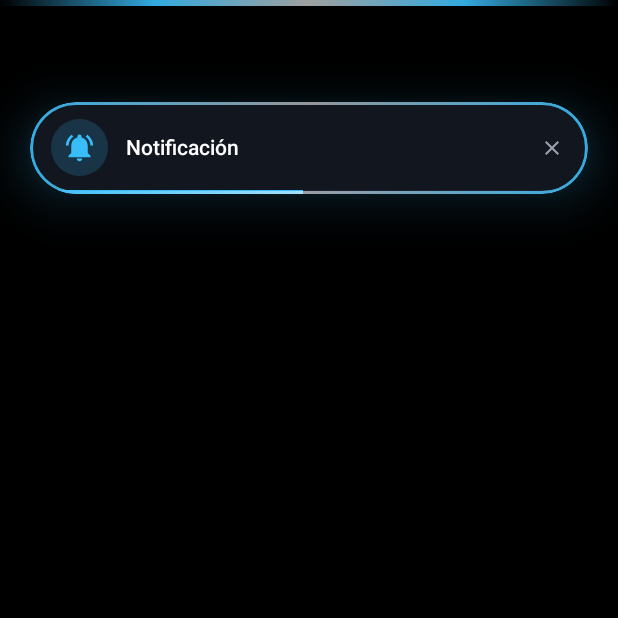
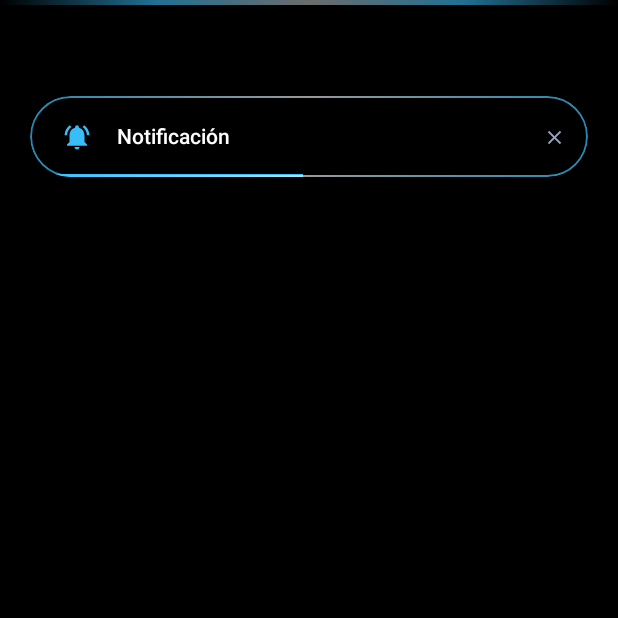
Before and after one commit to Rhoudon07/briefwake-popup, an Android app built with Jetpack Compose: the BriefPopupActivity screen opened directly, with no data from a screen before it, on a phone screen of 412 x 824 dp, the top half of it. Run offline under Robolectric (Android 15) with nearby library versions, the phone set to English and light mode, and no system bars.

Commit message:
feat: optimize popup display to match screen-off AOD/charging indicator style without wake glow

```diff
--- a/app/src/main/java/com/appna/briefpopup/BriefPopupActivity.kt
+++ b/app/src/main/java/com/appna/briefpopup/BriefPopupActivity.kt
@@ -92,7 +92,7 @@ class BriefPopupActivity : ComponentActivity() {
         super.onCreate(savedInstanceState)
         isUserInteracted = false
 
-        configureLockScreenAndFullscreen()
+        configureAodLockScreenMode()
         extractIntentData(intent)
         acquireTemporaryWakeLock()
 
@@ -125,7 +125,6 @@ class BriefPopupActivity : ComponentActivity() {
                     turnOffScreenAndFinish()
                 },
                 onTimeoutExpired = {
-                    // Si el usuario ya interactuó tocando la pastilla, NO apagar la pantalla
                     if (!isUserInteracted) {
                         turnOffScreenAndFinish()
                     }
@@ -152,7 +151,14 @@ class BriefPopupActivity : ComponentActivity() {
         triggerTimestampState = intent.getLongExtra(EXTRA_TIMESTAMP, System.currentTimeMillis())
     }
 
-    private fun configureLockScreenAndFullscreen() {
+    /**
+     * Configuración idéntica a la pantalla AOD (Always-On Display) o texto de carga con pantalla apagada.
+     * En paneles OLED/AMOLED (Samsung Galaxy y similares):
+     * - El fondo #000000 mantiene el 99% de los píxeles físicamente apagados con consumo casi nulo.
+     * - Brillo ultra bajo y tenue (screenBrightness = 0.03f) para que parezca que la pantalla sigue apagada,
+     *   iluminando exclusivamente las letras/pastilla igual que la animación de carga de batería.
+     */
+    private fun configureAodLockScreenMode() {
         if (Build.VERSION.SDK_INT >= Build.VERSION_CODES.O_MR1) {
             setShowWhenLocked(true)
             setTurnScreenOn(true)
@@ -162,6 +168,15 @@ class BriefPopupActivity : ComponentActivity() {
             WindowManager.LayoutParams.FLAG_SHOW_WHEN_LOCKED or
                 WindowManager.LayoutParams.FLAG_TURN_SCREEN_ON
         )
+
+        // Brillo mínimo tipo AOD para que la pantalla no dé destello ni se vea encendida
+        val layoutParams = window.attributes
+        layoutParams.screenBrightness = 0.035f
+        if (Build.VERSION.SDK_INT >= Build.VERSION_CODES.P) {
+            layoutParams.layoutInDisplayCutoutMode =
+                WindowManager.LayoutParams.LAYOUT_IN_DISPLAY_CUTOUT_MODE_SHORT_EDGES
+        }
+        window.attributes = layoutParams
 
         WindowCompat.setDecorFitsSystemWindows(window, false)
         WindowInsetsControllerCompat(window, window.decorView).let { controller ->
@@ -178,9 +193,9 @@ class BriefPopupActivity : ComponentActivity() {
             val durationSec = AppPreferences.getDurationSeconds(this)
             val pm = getSystemService(Context.POWER_SERVICE) as PowerManager
             wakeLock = pm.newWakeLock(
-                PowerManager.SCREEN_BRIGHT_WAKE_LOCK or
+                PowerManager.SCREEN_DIM_WAKE_LOCK or
                     PowerManager.ACQUIRE_CAUSES_WAKEUP,
-                "BriefWakePopup::ScreenOffBriefWakeLock"
+                "BriefWakePopup::AodScreenOffWakeLock"
             ).apply {
                 acquire((durationSec + 1) * 1000L)
             }
@@ -200,15 +215,16 @@ class BriefPopupActivity : ComponentActivity() {
     }
 
     /**
-     * El usuario tocó la pastilla de notificación emergente:
-     * 1. Mantiene la pantalla encendida.
-     * 2. Solicita al sistema el desbloqueo (requestDismissKeyguard) permitiendo huella, rostro o PIN.
-     * 3. Abre la app/conversación correspondiente sin apagar la pantalla.
+     * Si el usuario toca la pastilla:
+     * Restablece el brillo normal y solicita el desbloqueo (huella, rostro o PIN).
      */
     private fun openNotificationAndProceedUnlock() {
         isUserInteracted = true
 
-        // Mantener la pantalla encendida para el proceso de desbloqueo e interacción
+        // Restaurar brillo estándar del sistema al interactuar
+        val layoutParams = window.attributes
+        layoutParams.screenBrightness = WindowManager.LayoutParams.BRIGHTNESS_OVERRIDE_NONE
+        window.attributes = layoutParams
         window.addFlags(WindowManager.LayoutParams.FLAG_KEEP_SCREEN_ON)
 
         val keyguardManager = getSystemService(Context.KEYGUARD_SERVICE) as KeyguardManager
@@ -241,7 +257,6 @@ class BriefPopupActivity : ComponentActivity() {
                     }
 
                     override fun onDismissCancelled() {
-                        // El usuario canceló el desbloqueo explícitamente: cerramos
                         releaseWakeLock()
                         finish()
                         overridePendingTransition(0, 0)
@@ -258,15 +273,13 @@ class BriefPopupActivity : ComponentActivity() {
     }
 
     /**
-     * NO se interactuó con la notificación (o se tocó la X para descartar):
-     * Apaga la pantalla inmediatamente para ahorrar batería.
+     * Apaga la pantalla sin transiciones al expirar el tiempo del resumen o tocar cerrar
      */
     private fun turnOffScreenAndFinish() {
         if (isUserInteracted) return
 
         releaseWakeLock()
 
-        // 1. Limpiar flags para no forzar la pantalla encendida en el LockScreen
         try {
             if (Build.VERSION.SDK_INT >= Build.VERSION_CODES.O_MR1) {
                 setTurnScreenOn(false)
@@ -278,13 +291,12 @@ class BriefPopupActivity : ComponentActivity() {
             )
         } catch (_: Exception) {}
 
-        // 2. Apagar pantalla forzosamente mediante Accesibilidad (simula botón de encendido sin afectar biometría)
+        // Apagar inmediatamente simulando el botón físico (sin deshabilitar biometría)
         var screenTurnedOff = false
         if (BriefAccessibilityService.isRunning()) {
             screenTurnedOff = BriefAccessibilityService.lockScreen()
         }
 
-        // 3. Fallback: atenuar brillo en negro AMOLED
         if (!screenTurnedOff) {
             try {
                 val lp = window.attributes
@@ -348,7 +360,7 @@ private fun BriefPopupOverlayScreen(
     val infiniteTransition = rememberInfiniteTransition(label = "edge_pulse")
     val glowAlpha by infiniteTransition.animateFloat(
         initialValue = 0.35f,
-        targetValue = 0.90f,
+        targetValue = 0.85f,
         animationSpec = infiniteRepeatable(
             animation = tween(900, easing = FastOutSlowInEasing),
             repeatMode = RepeatMode.Reverse
@@ -365,7 +377,7 @@ private fun BriefPopupOverlayScreen(
         onTimeoutExpired()
     }
 
-    // Fondo 100% negro AMOLED: los píxeles negros quedan apagados en pantallas OLED/AMOLED
+    // Fondo 100% negro AMOLED (#000000 absoluto): píxeles físicamente apagados
     Box(
         modifier = Modifier
             .fillMaxSize()
@@ -376,20 +388,20 @@ private fun BriefPopupOverlayScreen(
                 onClick = { onManualDismiss() }
             )
     ) {
-        // Iluminación sutil superior (Edge Lighting estilo Samsung One UI)
+        // Línea sutil superior Edge Lighting sobre la pantalla apagada
         if (showEdgeGlow && visible) {
             Box(
                 modifier = Modifier
                     .fillMaxWidth()
-                    .height(4.dp)
+                    .height(3.dp)
                     .align(Alignment.TopCenter)
                     .background(
                         Brush.horizontalGradient(
                             colors = listOf(
                                 Color.Transparent,
-                                accentColor.copy(alpha = glowAlpha),
-                                Color.White.copy(alpha = glowAlpha * 0.7f),
-                                accentColor.copy(alpha = glowAlpha),
+                                accentColor.copy(alpha = glowAlpha * 0.7f),
+                                Color.White.copy(alpha = glowAlpha * 0.5f),
+                                accentColor.copy(alpha = glowAlpha * 0.7f),
                                 Color.Transparent
                             )
                         )
@@ -397,40 +409,35 @@ private fun BriefPopupOverlayScreen(
             )
         }
 
-        // Píldora / Pastilla de Resumen emergente (Posición superior estilo One UI Brief Popup)
+        // Pastilla flotante estilo AOD (Letras y elementos nítidos sobre pantalla negra apagada)
         AnimatedVisibility(
             visible = visible,
-            enter = fadeIn(tween(220)) +
-                scaleIn(initialScale = 0.82f, animationSpec = tween(260, easing = FastOutSlowInEasing)) +
-                expandHorizontally(expandFrom = Alignment.CenterHorizontally, animationSpec = tween(280)),
+            enter = fadeIn(tween(200)) +
+                scaleIn(initialScale = 0.85f, animationSpec = tween(240, easing = FastOutSlowInEasing)) +
+                expandHorizontally(expandFrom = Alignment.CenterHorizontally, animationSpec = tween(260)),
             exit = fadeOut(tween(180)) + scaleOut(targetScale = 0.88f, animationSpec = tween(180)),
             modifier = Modifier
                 .align(Alignment.TopCenter)
-                .padding(top = 68.dp, start = 20.dp, end = 20.dp)
+                .padding(top = 64.dp, start = 20.dp, end = 20.dp)
         ) {
-            val pillShape = RoundedCornerShape(32.dp)
+            val pillShape = RoundedCornerShape(28.dp)
             Column(
                 modifier = Modifier
-                    .widthIn(min = 240.dp, max = 380.dp)
-                    .shadow(
-                        elevation = if (showEdgeGlow) 20.dp else 6.dp,
-                        shape = pillShape,
-                        ambientColor = accentColor,
-                        spotColor = accentColor
-                    )
+                    .widthIn(min = 230.dp, max = 380.dp)
                     .clip(pillShape)
-                    .background(Color(0xFF12161F))
+                    // Fondo negro puro sin tarjeta gris para fundirse perfectamente con la pantalla apagada
+                    .background(Color.Black)
                     .border(
-                        width = if (showEdgeGlow) 1.6.dp else 1.dp,
+                        width = 1.2.dp,
                         brush = Brush.horizontalGradient(
                             colors = if (showEdgeGlow) {
                                 listOf(
-                                    accentColor.copy(alpha = glowAlpha),
-                                    Color.White.copy(alpha = 0.55f),
-                                    accentColor.copy(alpha = glowAlpha)
+                                    accentColor.copy(alpha = glowAlpha * 0.85f),
+                                    Color.White.copy(alpha = 0.6f),
+                                    accentColor.copy(alpha = glowAlpha * 0.85f)
                                 )
                             } else {
-                                listOf(Color(0xFF2A3142), Color(0xFF2A3142))
+                                listOf(Color(0xFF334155), Color(0xFF334155))
                             }
                         ),
                         shape = pillShape
@@ -440,16 +447,16 @@ private fun BriefPopupOverlayScreen(
                 Row(
                     modifier = Modifier
                         .fillMaxWidth()
-                        .padding(start = 14.dp, end = 10.dp, top = 11.dp, bottom = 9.dp),
+                        .padding(start = 14.dp, end = 10.dp, top = 10.dp, bottom = 8.dp),
                     verticalAlignment = Alignment.CenterVertically,
                     horizontalArrangement = Arrangement.SpaceBetween
                 ) {
                     // Icono de la aplicación
                     Box(
                         modifier = Modifier
-                            .size(38.dp)
+                            .size(34.dp)
                             .clip(CircleShape)
-                            .background(accentColor.copy(alpha = 0.18f)),
+                            .background(Color.Black),
                         contentAlignment = Alignment.Center
                     ) {
                         if (appIconBitmap != null) {
@@ -457,7 +464,7 @@ private fun BriefPopupOverlayScreen(
                                 bitmap = appIconBitmap.asImageBitmap(),
                                 contentDescription = appName,
                                 modifier = Modifier
-                                    .size(34.dp)
+                                    .size(32.dp)
                                     .clip(CircleShape)
                             )
                         } else {
@@ -465,14 +472,14 @@ private fun BriefPopupOverlayScreen(
                                 imageVector = Icons.Default.NotificationsActive,
                                 contentDescription = appName,
                                 tint = accentColor,
-                                modifier = Modifier.size(22.dp)
+                                modifier = Modifier.size(20.dp)
                             )
                         }
                     }
 
-                    Spacer(modifier = Modifier.width(12.dp))
+                    Spacer(modifier = Modifier.width(10.dp))
 
-                    // Texto de resumen (Título + Mensaje compacto estilo Brief)
+                    // Textos de notificación estilo AOD (nítidos y legibles en pantalla oscura)
                     Column(
                         modifier = Modifier.weight(1f)
                     ) {
@@ -491,7 +498,7 @@ private fun BriefPopupOverlayScreen(
                             if (title.isNotBlank() && !title.equals(appName, ignoreCase = true)) {
                                 Text(
                                     text = " • $appName",
-                                    color = accentColor.copy(alpha = 0.9f),
+                                    color = accentColor.copy(alpha = 0.95f),
                                     fontSize = 11.sp,
                                     fontWeight = FontWeight.Medium,
                                     maxLines = 1
@@ -503,7 +510,7 @@ private fun BriefPopupOverlayScreen(
                             Spacer(modifier = Modifier.height(2.dp))
                             Text(
                                 text = message,
-                                color = Color(0xFFD1D5DB),
+                                color = Color(0xFFE2E8F0),
                                 fontSize = 13.sp,
                                 maxLines = 2,
                                 overflow = TextOverflow.Ellipsis
@@ -515,28 +522,28 @@ private fun BriefPopupOverlayScreen(
 
                     IconButton(
                         onClick = onManualDismiss,
-                        modifier = Modifier.size(28.dp)
+                        modifier = Modifier.size(26.dp)
                     ) {
                         Icon(
                             imageVector = Icons.Default.Close,
                             contentDescription = "Cerrar",
-                            tint = Color(0xFF9CA3AF),
-                            modifier = Modifier.size(16.dp)
+                            tint = Color(0xFF94A3B8),
+                            modifier = Modifier.size(15.dp)
                         )
                     }
                 }
 
-                // Barra inferior de tiempo restante antes de volver a apagar la pantalla
+                // Línea inferior de cuenta regresiva
                 Box(
                     modifier = Modifier
                         .fillMaxWidth()
-                        .height(2.5.dp)
-                        .background(Color(0xFF1E2433))
+                        .height(2.dp)
+                        .background(Color.Black)
                 ) {
                     Box(
                         modifier = Modifier
                             .fillMaxWidth(fraction = animatedProgress.coerceIn(0f, 1f))
-                            .height(2.5.dp)
+                            .height(2.dp)
                             .background(accentColor)
                     )
                 }
--- a/app/src/main/res/values/themes.xml
+++ b/app/src/main/res/values/themes.xml
@@ -5,11 +5,17 @@
         <item name="android:navigationBarColor">#090D16</item>
     </style>
 
+    <!-- Tema AOD (Always-On Display) / Pantalla Apagada Ultra Negro AMOLED -->
     <style name="Theme.BriefPopupOverlay" parent="android:Theme.Material.NoActionBar">
         <item name="android:windowBackground">@android:color/black</item>
         <item name="android:colorBackground">@android:color/black</item>
         <item name="android:statusBarColor">@android:color/black</item>
         <item name="android:navigationBarColor">@android:color/black</item>
         <item name="android:windowAnimationStyle">@null</item>
+        <item name="android:windowDisablePreview">true</item>
+        <item name="android:windowNoDisplay">false</item>
+        <item name="android:windowIsTranslucent">false</item>
+        <item name="android:windowShowWallpaper">false</item>
+        <item name="android:windowLayoutInDisplayCutoutMode">shortEdges</item>
     </style>
 </resources>
```
